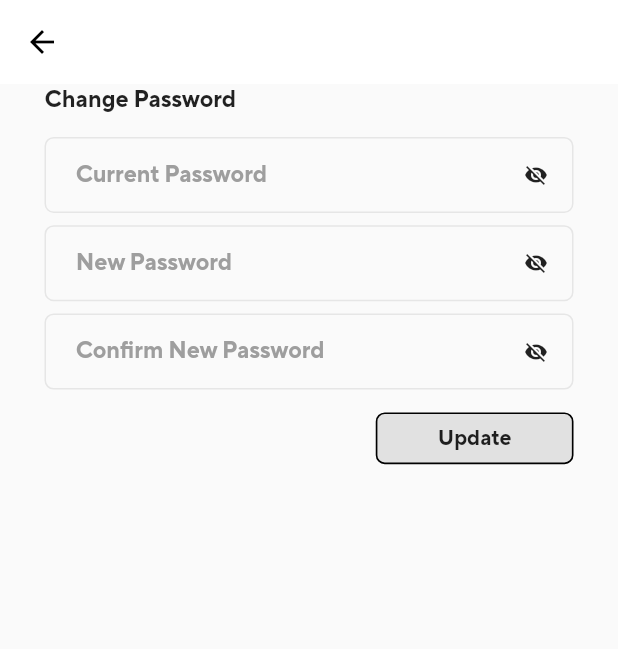
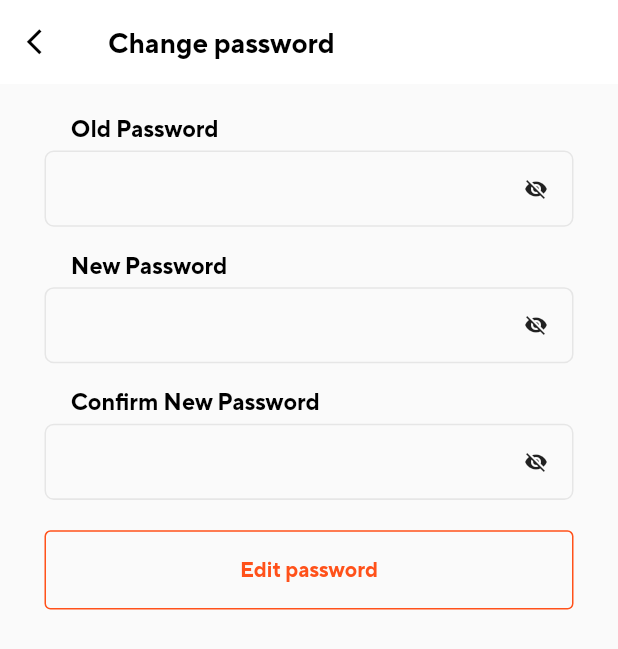
Before and after one commit to lhllqt/anygonow-mobile, a Flutter app: the ChangePasswordScreen screen opened directly, on a phone screen of 412 x 824 dp. Shown: the top 649 px of the screen. Run offline on Flutter 3.47's test engine with Material 2 defaults, Android fonts, the phone set to English and light mode, and no system bars; our stand-ins replace carousel_slider, convert, dio, flutter_credit_card, flutter_dotenv and 12 more; missing offline and left inert: ecdsa, elliptic, encrypt, flutter_stripe, pointycastle, protobuf and 2 more; accounts and stored records are empty; network calls fail; key blocks and very long unbroken strings in the code were emptied for the run.

Commit message:
ui change password

```diff
--- a/lib/controller/change_password/change_password_controller.dart
+++ b/lib/controller/change_password/change_password_controller.dart
@@ -38,6 +38,8 @@ class ChangePasswordController extends GetxController {
   var errPassword = "".obs;
   var errNewPassword = "".obs;
   var errConfirmPassword = "".obs;
+
+  var isEditting = false.obs;
 
   @override
   void onInit() {
@@ -169,7 +171,6 @@ class ChangePasswordController extends GetxController {
   }
 
   void changePassword(context) async {
-    print("change pass");
     isSuccess.value = false;
     errNewPassword.value = errMsgNewPassword();
     errConfirmPassword.value = errMsgConfirmPassword();
@@ -216,14 +217,14 @@ class ChangePasswordController extends GetxController {
             password.clear();
             newPassword.clear();
             confirmPassword.clear();
-            Get.back();
+            isEditting.value = false;
           } else {
-            Get.back();
-            errPassword.value = "エラーが発生しました。";
+            isEditting.value = false;
+            errPassword.value = "Failed !";
           }
         } else {
-          Get.back();
-          errPassword.value = "パスワードが合っていません。";
+          isEditting.value = false;
+          errPassword.value = "Failed !";
         }
       }
     }
--- a/lib/main.dart
+++ b/lib/main.dart
@@ -7,6 +7,7 @@ import 'package:get/get.dart';
 import 'package:untitled/controller/global_controller.dart';
 import 'package:untitled/i18n.dart';
 import 'package:untitled/screen/brand_detail/brand_detail.dart';
+import 'package:untitled/screen/change_password/change_password_screen.dart';
 import 'package:untitled/screen/login/login_screen.dart';
 import 'package:flutter_dotenv/flutter_dotenv.dart';
 import 'package:untitled/service/stripe.dart';
--- a/lib/screen/change_password/change_password_screen.dart
+++ b/lib/screen/change_password/change_password_screen.dart
@@ -2,7 +2,7 @@ import 'package:flutter/material.dart';
 import 'package:get/get.dart';
 import 'package:untitled/controller/change_password/change_password_controller.dart';
 import 'package:untitled/utils/config.dart';
-import 'package:untitled/widgets/bounce_button.dart';
+import 'package:untitled/widgets/app_bar.dart';
 import 'package:untitled/widgets/input.dart';
 
 class ChangePasswordScreen extends StatelessWidget {
@@ -12,81 +12,79 @@ class ChangePasswordScreen extends StatelessWidget {
   @override
   Widget build(BuildContext context) {
     return Scaffold(
-      appBar: AppBar(
-        backgroundColor: Colors.white,
-        leading: BackButton(
-          color: Colors.black,
-        ),
-        elevation: 0,
+      appBar: appBar(
+        title: "Change password",
       ),
       body: Container(
         padding: EdgeInsets.only(
           left: getWidth(27),
           right: getWidth(27),
         ),
-        child: ListView(
+        child: Column(
           children: [
-            Text(
-              "Change Password",
-              style: TextStyle(
-                fontWeight: FontWeight.w500,
-                fontSize: getWidth(14),
-              ),
-            ),
             SizedBox(
-              height: getHeight(17),
+              height: getHeight(20),
             ),
             Obx(() => inputPassword(
               context,
               controller: changePasswordController.password,
-              hintText: "Current Password",
+              label: "Old Password",
+              hintText: "",
               isHide: changePasswordController.isHidePassword.value,
               changeHide: changePasswordController.changeHidePassword,
+              enabled: changePasswordController.isEditting.value,
             )),
             SizedBox(
-              height: getHeight(8),
+              height: getHeight(16),
             ),
             Obx(() => inputPassword(
               context,
               controller: changePasswordController.newPassword,
-              hintText: "New Password",
+              label: "New Password",
+              hintText: " ",
               isHide:changePasswordController.isHideNewPassword.value,
               changeHide:changePasswordController.changeHideNewPassword,
+              enabled: changePasswordController.isEditting.value,
             )),
             SizedBox(
-              height: getHeight(8),
+              height: getHeight(16),
             ),
             Obx(() => inputPassword(
               context,
               controller: changePasswordController.confirmPassword,
-              hintText: "Confirm New Password",
+              label: "Confirm New Password",
+              hintText: " ",
               isHide:changePasswordController.isHideConfirmPassword.value,
               changeHide:changePasswordController.changeHideConfirmPassword,
+              enabled: changePasswordController.isEditting.value,
             )),
             SizedBox(
-              height: getHeight(15),
+              height: getHeight(20),
             ),
-            Align(
-              alignment: Alignment.centerRight,
-              child: Bouncing(
-                child: Container(
-                  alignment: Alignment.center,
-                  height: getHeight(34),
-                  width: getWidth(120),
-                  decoration: BoxDecoration(
-                      color: Color(0xFF000000).withOpacity(0.1),
-                      borderRadius: BorderRadius.circular(6),
-                      border: Border.all(
-                        color: Color(0xFF000000),
-                        width: getWidth(1),
-                      )),
-                  child: Text("Update"),
+            Obx(() => SizedBox(
+              height: getHeight(52),
+              width: double.infinity,
+                child: OutlinedButton(
+                  style: OutlinedButton.styleFrom(
+                      side: const BorderSide(
+                        color: Color(0xFFFF511A),
+                      ),
+                  ),
+                  onPressed: () {
+                    if (changePasswordController.isEditting.value) {
+                      changePasswordController.changePassword(context);
+                    } else {
+                      changePasswordController.isEditting.value = true;
+                    }
+                  },
+                  child: Text(
+                    changePasswordController.isEditting.value ? "Update" : "Edit password",
+                    style: const TextStyle(
+                      color: Color(0xFFFF511A),
+                      fontWeight: FontWeight.bold,
+                    ),),
                 ),
-                onPress: () => {
-                  changePasswordController.changePassword(context)
-                },
-              ),
-            ),
+            ),),
           ],
         ),
       ),
--- a/lib/widgets/input.dart
+++ b/lib/widgets/input.dart
@@ -4,7 +4,7 @@ import 'package:untitled/utils/config.dart';
 
 Container inputPassword(
   BuildContext context, {
-  String? label,
+  String? label, bool enabled = true,
   required TextEditingController controller,
   required String hintText,
   required bool isHide,
@@ -48,6 +48,7 @@ Container inputPassword(
                     style: TextStyle(fontSize: getWidth(14)),
                     controller: controller,
                     obscureText: isHide,
+                    readOnly: !enabled,
                     decoration: InputDecoration(
                       border: InputBorder.none,
                       focusedBorder: InputBorder.none,
@@ -59,7 +60,7 @@ Container inputPassword(
                       contentPadding: EdgeInsets.only(
                           left: getWidth(18), bottom: getHeight(20)),
                       labelStyle: TextStyle(
-                          color: const Color(0xFF9E9E9E),
+                          color: enabled ? const Color(0xFF9E9E9E) : const Color(0xFF999999),
                           fontSize: getWidth(14)),
                     )),
               ),
@@ -103,7 +104,7 @@ Container inputRegular(BuildContext context,
                 child: Text(label,
                     style: TextStyle(
                         fontSize: getWidth(14),
-                        color: Colors.black,
+                        color: enabled ? Colors.black : const Color(0xFF999999),
                         fontWeight: FontWeight.w500)),
               )
             : Container(),
--- a/pubspec.yaml
+++ b/pubspec.yaml
@@ -51,6 +51,7 @@ dependencies:
   flutter_stripe: ^2.2.0
   flutter_credit_card: ^3.0.1
   http: ^0.13.3
+  uni_links: ^0.5.1
 
 dev_dependencies:
   flutter_test:
```
Also changed, not shown: pubspec.lock, 5 other files.
